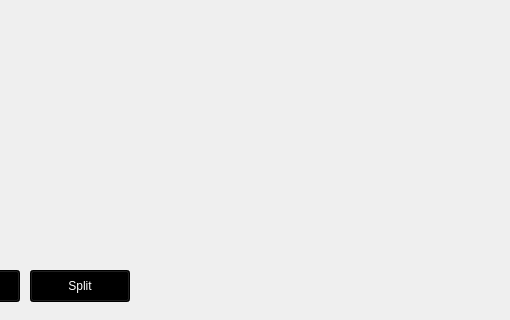
jasonpliszak/BlackJackGame_EC327, file game.ui: the form before one commit; both pictures show x 340 to 850 and y 280 to 600 of the 850 by 600 pixel window.
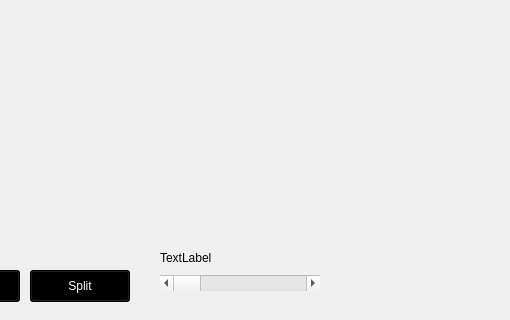
The form after the commit.

The edit to the form file:
```diff
--- a/game.ui
+++ b/game.ui
@@ -648,6 +648,45 @@
     <bool>true</bool>
    </property>
   </widget>
+  <widget class="QScrollBar" name="horizontalScrollBar">
+   <property name="geometry">
+    <rect>
+     <x>500</x>
+     <y>555</y>
+     <width>160</width>
+     <height>16</height>
+    </rect>
+   </property>
+   <property name="orientation">
+    <enum>Qt::Horizontal</enum>
+   </property>
+  </widget>
+  <widget class="QLabel" name="availibleBalance">
+   <property name="geometry">
+    <rect>
+     <x>500</x>
+     <y>530</y>
+     <width>58</width>
+     <height>16</height>
+    </rect>
+   </property>
+   <property name="text">
+    <string>TextLabel</string>
+   </property>
+  </widget>
+  <widget class="QLabel" name="SplitScore">
+   <property name="geometry">
+    <rect>
+     <x>400</x>
+     <y>25</y>
+     <width>141</width>
+     <height>21</height>
+    </rect>
+   </property>
+   <property name="text">
+    <string/>
+   </property>
+  </widget>
   <zorder>backtexture</zorder>
   <zorder>DC1</zorder>
   <zorder>Background</zorder>
@@ -684,6 +723,9 @@
   <zorder>SC4</zorder>
   <zorder>SC5</zorder>
   <zorder>SC6</zorder>
+  <zorder>horizontalScrollBar</zorder>
+  <zorder>availibleBalance</zorder>
+  <zorder>SplitScore</zorder>
  </widget>
  <resources/>
  <connections/>
```
